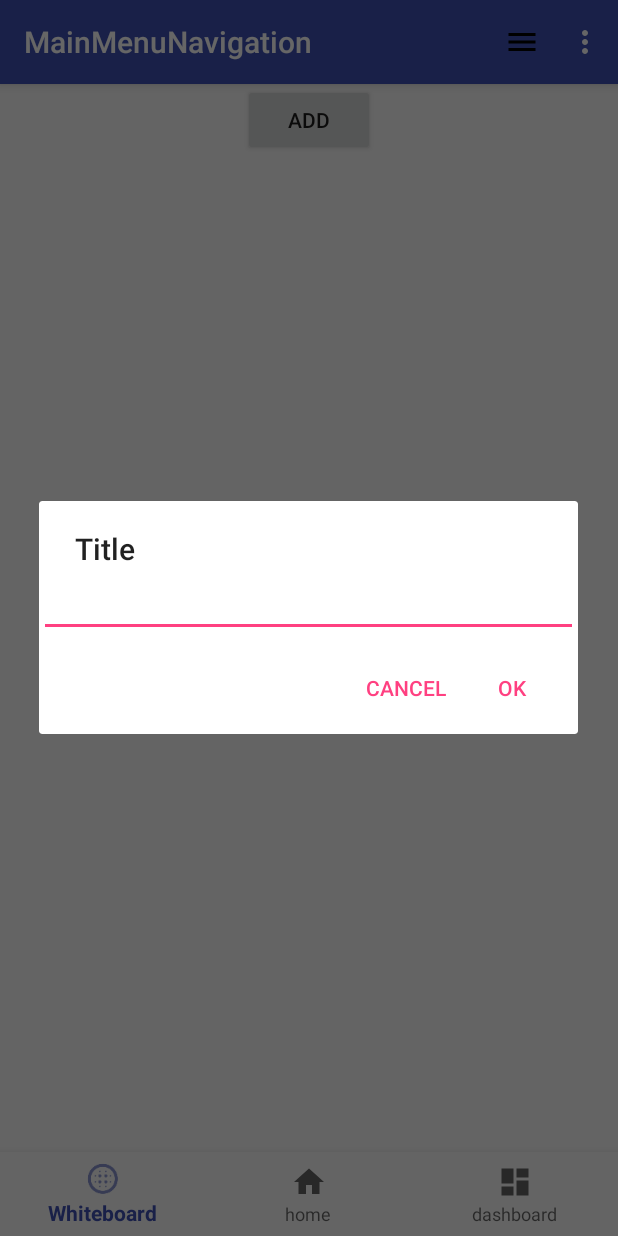
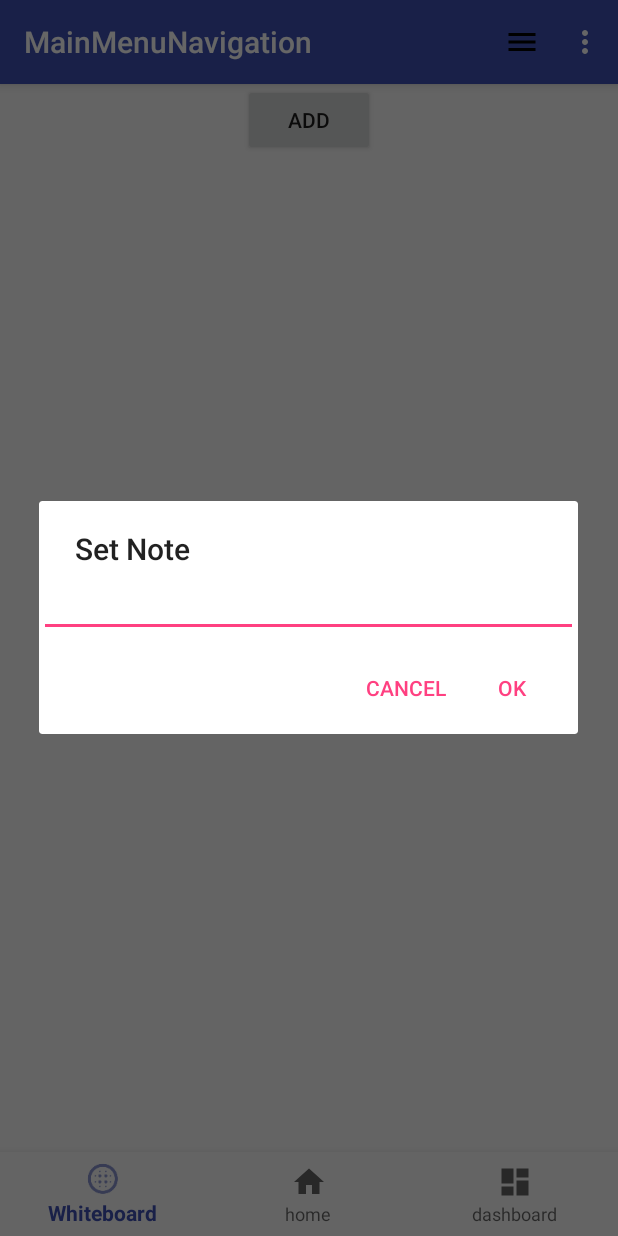
Before and after one commit to Lammasvauva/Deadline, an Android app: the screen it shows after launch (MainMenuNavigation), after a tap on "ADD", on a phone screen of 412 x 824 dp. Run offline under Robolectric (Android 15) with nearby library versions, the phone set to English and light mode, and no system bars.

Commit message:
Se koodaa ja koodaa ja koodaa

```diff
--- a/app/src/main/java/layout/FirstFragment.java
+++ b/app/src/main/java/layout/FirstFragment.java
@@ -19,6 +19,7 @@ import android.support.v4.app.Fragment;
 import android.view.LayoutInflater;
 import android.view.View;
 import android.view.ViewGroup;
+import android.view.WindowManager;
 import android.widget.Button;
 import android.widget.EditText;
 import android.widget.LinearLayout;
@@ -73,6 +74,7 @@ public class FirstFragment extends Fragment {
             //Recreate notes
             for (int i = 0; i < 5; i++) {
                 TextView a = new TextView(view.getContext());
+                //Tähän tekstikenttien editointi
                 a.setText("Tämä on luotu juuri nyt, indeksi on: " + notesIndex);
                 a.setHeight(150);
                 a.setGravity(Gravity.CENTER);
@@ -101,7 +103,12 @@ public class FirstFragment extends Fragment {
                 //et.setVisibility(View.VISIBLE);
                 //et2.setVisibility(View.VISIBLE);
                 AlertDialog.Builder builder = new AlertDialog.Builder(getContext());
-                builder.setTitle("Title");
+                builder.setTitle("Set Note");
+
+                //AlertDialog dialog = builder.create();
+                //dialog.getWindow().setSoftInputMode(WindowManager.LayoutParams.SOFT_INPUT_STATE_VISIBLE);
+                //dialog.show();
+
 
                 // Set up the input
                 final EditText input = new EditText(getContext());
@@ -117,6 +124,9 @@ public class FirstFragment extends Fragment {
                         noteText = input.getText().toString();
                         TextView a = new TextView(view.getContext());
                         //a.setText("Tämä on luotu juuri nyt, indeksi on: " +notesIndex);
+
+                        //Tähän tekstikenttien editointi
+
                         a.setText(noteText);
                         a.setHeight(150);
                         a.setGravity(Gravity.CENTER);
```
Also changed, not shown: 1 other file.
